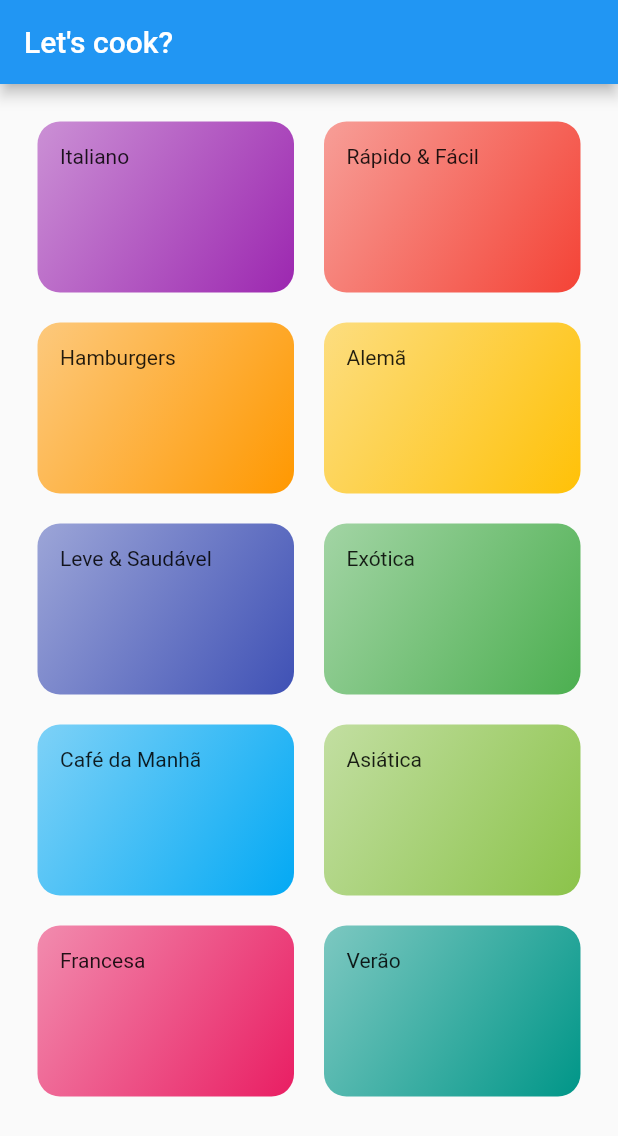
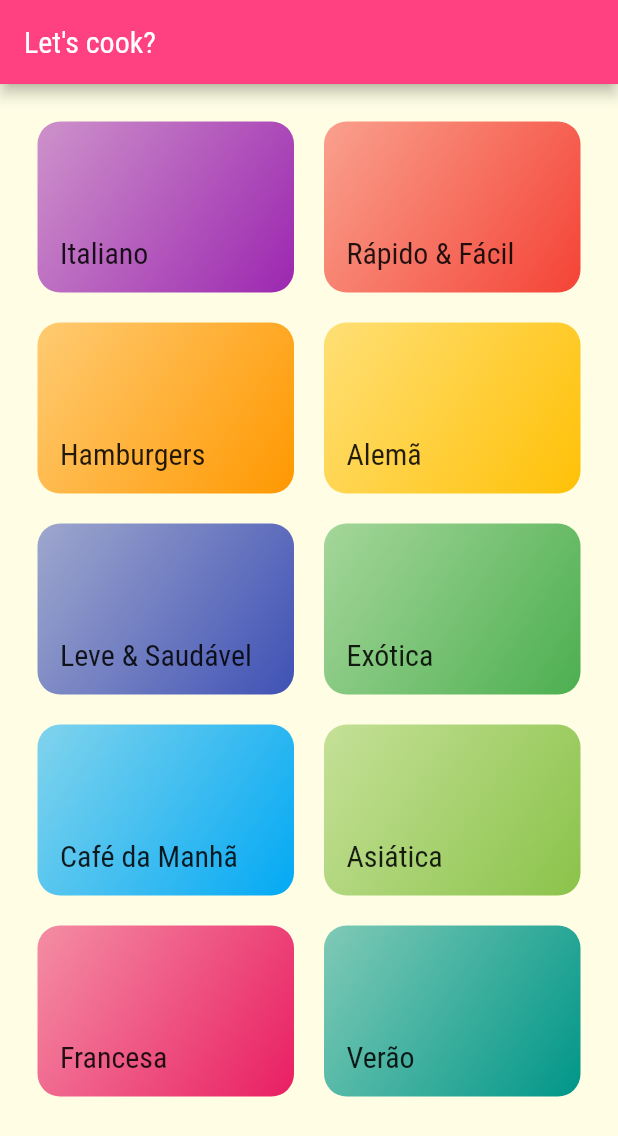
Before and after one commit to caiovcruz/meals, a Flutter app: the screen it shows after launch, on a phone screen of 412 x 824 dp. Shown: the top 1136 px of the screen. Run offline on Flutter 3.47's test engine with Material 2 defaults, Android fonts, the phone set to English and light mode, and no system bars.

Commit message:
Defining themes and styles

```diff
--- a/lib/components/category_item.dart
+++ b/lib/components/category_item.dart
@@ -10,6 +10,7 @@ class CategoryItem extends StatelessWidget {
   @override
   Widget build(BuildContext context) {
     return Container(
+      alignment: Alignment.bottomLeft,
       padding: const EdgeInsets.all(15),
       decoration: BoxDecoration(
         gradient: LinearGradient(
@@ -22,7 +23,10 @@ class CategoryItem extends StatelessWidget {
         ),
         borderRadius: BorderRadius.circular(15),
       ),
-      child: Text(category.title),
+      child: Text(
+        category.title,
+        style: Theme.of(context).textTheme.headline6,
+      ),
     );
   }
 }
--- a/lib/main.dart
+++ b/lib/main.dart
@@ -14,7 +14,16 @@ class MyApp extends StatelessWidget {
     return MaterialApp(
       title: 'Let\'s cook?',
       theme: ThemeData(
-        primarySwatch: Colors.blue,
+        colorScheme: Theme.of(context).colorScheme.copyWith(
+              primary: Colors.pinkAccent,
+              secondary: Colors.amber,
+            ),
+        canvasColor: const Color.fromRGBO(255, 254, 229, 1),
+        fontFamily: 'Raleway',
+        textTheme: ThemeData.light().textTheme.copyWith(
+              headline6:
+                  const TextStyle(fontSize: 20, fontFamily: 'RobotoCondensed'),
+            ),
       ),
       home: const CategoriesScreen(),
     );
```
Also changed, not shown: pubspec.yaml (+17 -11 lines), assets/fonts/Raleway-Black.ttf (added), assets/fonts/Raleway-Bold.ttf (added), assets/fonts/Raleway-Regular.ttf (added), assets/fonts/RobotoCondensed-Bold.ttf (added), assets/fonts/RobotoCondensed-Italic.ttf (added), assets/fonts/RobotoCondensed-Light.ttf (added), assets/fonts/RobotoCondensed-Regular.ttf (added).
